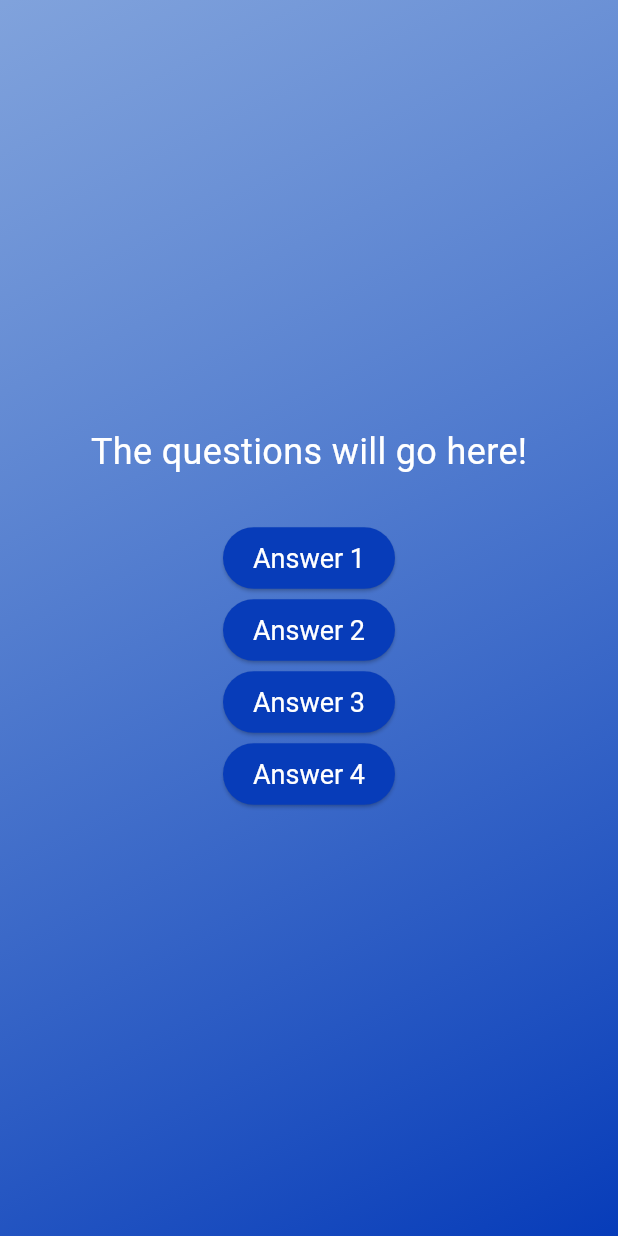
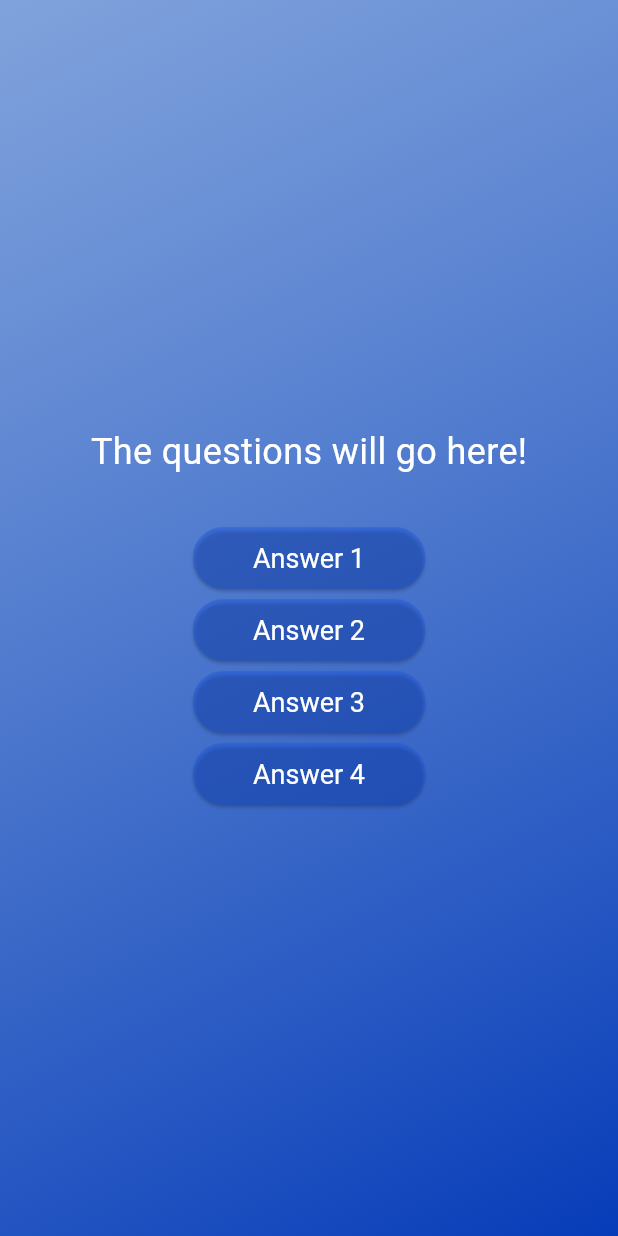
Before and after one commit to mdazharulhoque7/hqflutterquiz, a Flutter app: the screen it shows after launch, after a tap on "Start Quiz", on a phone screen of 412 x 824 dp. Run offline on Flutter 3.47's test engine with Material 3 defaults, Android fonts, the phone set to English and light mode, and no system bars.

Commit message:
style answer button widget

```diff
--- a/lib/widgets/answer_button.dart
+++ b/lib/widgets/answer_button.dart
@@ -10,10 +10,13 @@ class AnswerButton extends StatelessWidget {
   Widget build(BuildContext context) {
     return ElevatedButton(
       style: ElevatedButton.styleFrom(
-        backgroundColor: const Color.fromARGB(255, 7, 60, 185),
+        backgroundColor: const Color.fromARGB(101, 25, 88, 235),
         foregroundColor: Colors.white,
-        padding: const EdgeInsets.symmetric(horizontal: 20, vertical: 10),
+        padding: const EdgeInsets.symmetric(horizontal: 40, vertical: 10),
         textStyle: const TextStyle(fontSize: 18),
+        shape: RoundedRectangleBorder(
+          borderRadius: BorderRadius.circular(20),
+        ),
       ),
       onPressed: onTap,
       child: Text(answerText),
```
